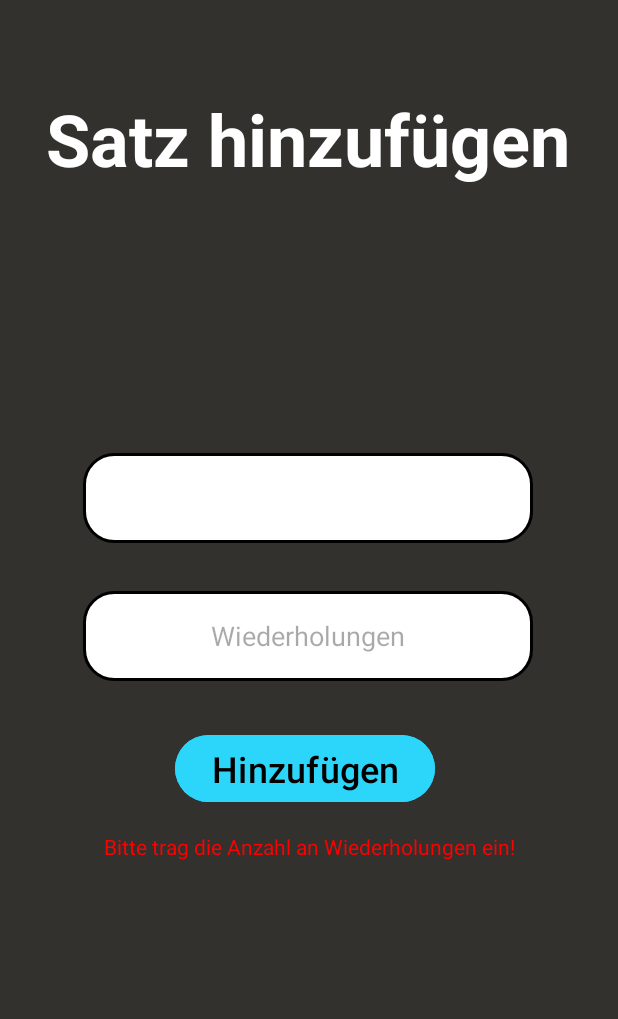
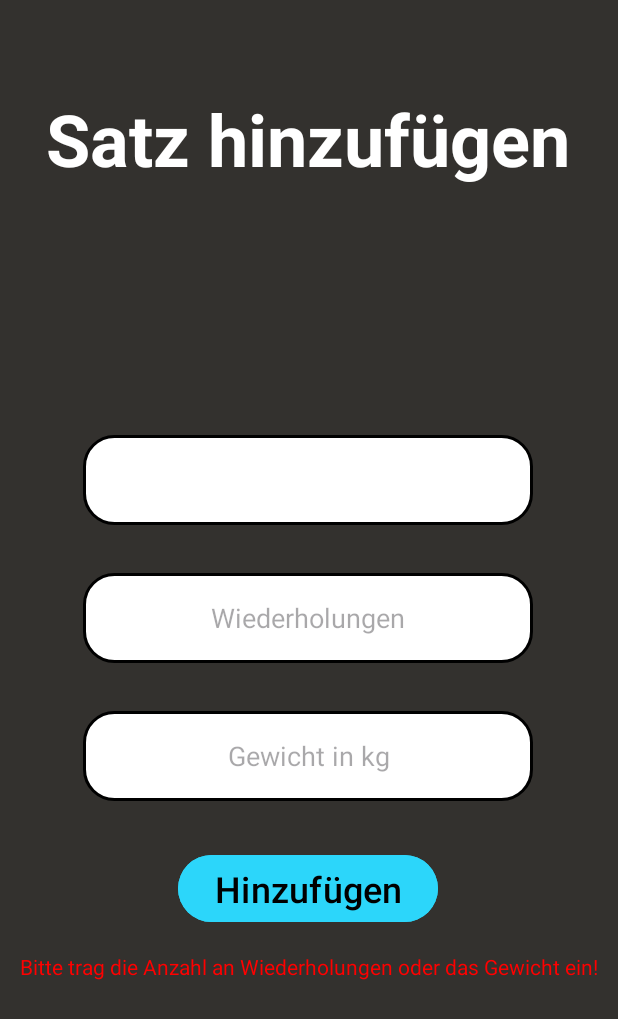
Before and after one commit to mthaler1/GymMem-itp, an Android app: the SatzHinzufuegen screen opened directly, with no data from a screen before it, after a tap on "Hinzufügen", on a phone screen of 412 x 824 dp. Shown: the top 1019 px of the screen. Run offline under Robolectric (Android 15) with nearby library versions, the phone set to English and light mode, and no system bars.

Commit message:
Satz hinzufügen --> wird in TrAnsicht angezeigt

```diff
--- a/app/src/main/java/com/example/gymmem/SatzHinzufuegen.java
+++ b/app/src/main/java/com/example/gymmem/SatzHinzufuegen.java
@@ -29,13 +29,17 @@ public class SatzHinzufuegen extends AppCompatActivity {
         add.setOnClickListener(new View.OnClickListener() {
             @Override
             public void onClick(View view) {
+                EditText gewicht = findViewById(R.id.inputGewicht);
                 String name = getIntent().getStringExtra("name");
-                if(TextUtils.isEmpty(wh.getText())) {
-                    ausgabe.setText("Bitte trag die Anzahl an Wiederholungen ein!");
+                if(TextUtils.isEmpty(wh.getText()) || TextUtils.isEmpty(gewicht.getText())) {
+                    ausgabe.setText("Bitte trag die Anzahl an Wiederholungen oder das Gewicht ein!");
                 }
                 else {
                     Intent i = new Intent(SatzHinzufuegen.this, TrAnsicht.class);
                     i.putExtra("name", name);
+                    i.putExtra("uebung", uebung.getSelectedItem().toString());
+                    i.putExtra("gewicht", gewicht.getText().toString());
+                    i.putExtra("wh", wh.getText().toString());
                     startActivity(i);
                 }
             }
--- a/app/src/main/java/com/example/gymmem/TrAnsicht.java
+++ b/app/src/main/java/com/example/gymmem/TrAnsicht.java
@@ -16,12 +16,20 @@ public class TrAnsicht extends AppCompatActivity {
         TextView header = findViewById(R.id.transicht);
         header.setText("Training");
         Button satzPlus = findViewById(R.id.satzHinzufugen);
+        TextView uebungInfo = findViewById(R.id.uegwh1);
         satzPlus.setOnClickListener(new View.OnClickListener() {
             @Override
             public void onClick(View view) {
                 startActivity(new Intent(TrAnsicht.this, SatzHinzufuegen.class));
             }
         });
+        String uebung, gewicht, wh;
+        if (getIntent().getStringExtra("uebung") != null) {
+            uebung = getIntent().getStringExtra("uebung");
+            gewicht = getIntent().getStringExtra("gewicht");
+            wh = getIntent().getStringExtra("wh");
+            uebungInfo.setText(uebung+"/"+gewicht+"kg/"+wh);
+        }
         Button beenden = findViewById(R.id.beenden);
         beenden.setOnClickListener(new View.OnClickListener() {
             @Override
--- a/app/src/main/res/layout/activity_satz_hinzufuegen.xml
+++ b/app/src/main/res/layout/activity_satz_hinzufuegen.xml
@@ -17,9 +17,9 @@
         android:textColor="@color/black"
         android:textSize="24sp"
         app:layout_constraintEnd_toEndOf="parent"
-        app:layout_constraintHorizontal_bias="0.489"
+        app:layout_constraintHorizontal_bias="0.497"
         app:layout_constraintStart_toStartOf="parent"
-        app:layout_constraintTop_toBottomOf="@+id/inputWH" />
+        app:layout_constraintTop_toBottomOf="@+id/inputGewicht" />
 
     <Spinner
         android:id="@+id/uebungen"
@@ -36,7 +36,6 @@
         android:id="@+id/inputWH"
         android:layout_width="300dp"
         android:layout_height="60dp"
-        android:layout_marginTop="24dp"
         android:background="@drawable/rounded_edittext"
         android:ems="10"
         android:gravity="center_horizontal|center_vertical"
@@ -48,6 +47,22 @@
         app:layout_constraintHorizontal_bias="0.495"
         app:layout_constraintStart_toStartOf="parent"
         app:layout_constraintTop_toTopOf="parent" />
+
+    <EditText
+        android:id="@+id/inputGewicht"
+        android:layout_width="300dp"
+        android:layout_height="60dp"
+        android:layout_marginTop="32dp"
+        android:background="@drawable/rounded_edittext"
+        android:ems="10"
+        android:gravity="center_horizontal|center_vertical"
+        android:hint="Gewicht in kg"
+        android:inputType="number"
+        android:textColor="@color/black"
+        app:layout_constraintEnd_toEndOf="parent"
+        app:layout_constraintHorizontal_bias="0.495"
+        app:layout_constraintStart_toStartOf="parent"
+        app:layout_constraintTop_toBottomOf="@+id/inputWH" />
 
     <TextView
         android:id="@+id/headerSatz"
```
